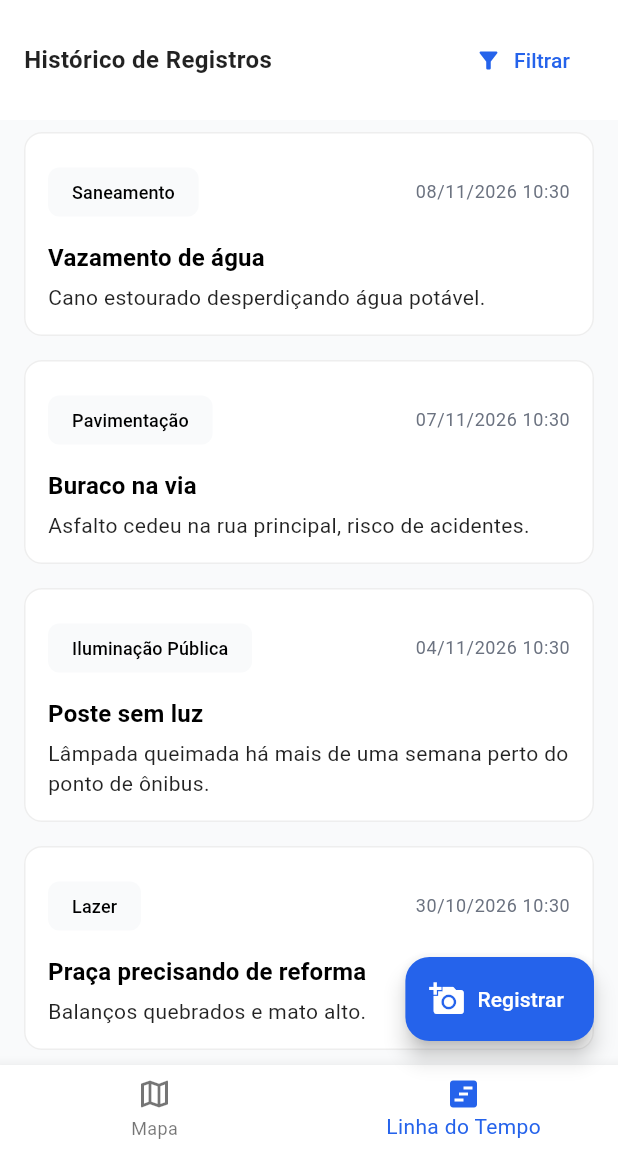
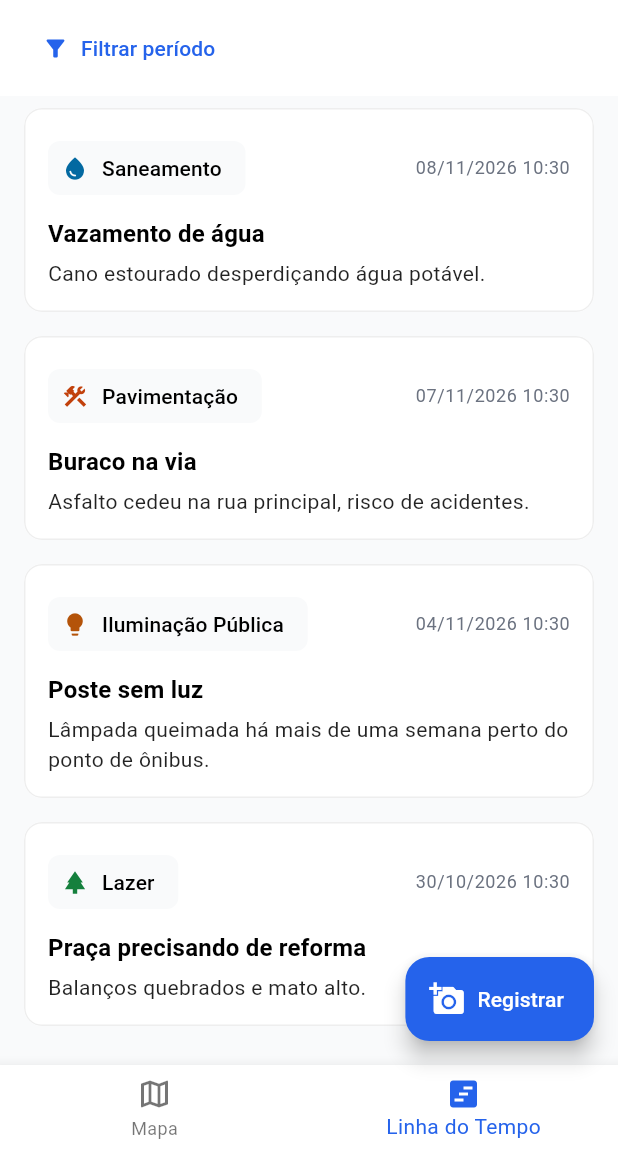
Before and after one commit to kauaamado/voz_urbana, a Flutter app: the screen it shows after launch, item 2 of the bottom bar chosen, on a phone screen of 412 x 824 dp, the part 84-1236 px from its top. Run offline on Flutter 3.47's test engine with Material 3 defaults, Android fonts, the phone set to English and light mode, and no system bars; our stand-ins replace flutter_map, geolocator, image_picker, latlong2.

Commit message:
feat(linha-do-tempo): miniaturas, detalhe ao tocar e filtro compartilhado

```diff
--- a/lib/screens/timeline_screen.dart
+++ b/lib/screens/timeline_screen.dart
@@ -1,8 +1,13 @@
 import 'package:flutter/material.dart';
+import 'package:intl/intl.dart';
 import 'package:provider/provider.dart';
+import '../models/occurrence.dart';
 import '../providers/occurrence_provider.dart';
 import '../theme/design_system.dart';
-import 'package:intl/intl.dart';
+import '../widgets/empty_occurrences.dart';
+import '../widgets/filter_bar.dart';
+import '../widgets/occurrence_detail_sheet.dart';
+import '../widgets/occurrence_image.dart';
 
 class TimelineScreen extends StatelessWidget {
   const TimelineScreen({super.key});
@@ -11,47 +16,73 @@ class TimelineScreen extends StatelessWidget {
   Widget build(BuildContext context) {
     return Column(
       children: [
-        _buildFilterHeader(context),
+        const FilterBar(),
         Expanded(
           child: Consumer<OccurrenceProvider>(
             builder: (context, provider, child) {
               final occurrences = provider.occurrences;
 
               if (occurrences.isEmpty) {
-                return const Center(
-                  child: Text('Nenhuma ocorrência registrada.'),
-                );
+                return EmptyOccurrences(filtered: provider.hasActiveFilter);
               }
 
               return ListView.builder(
                 padding: const EdgeInsets.only(bottom: 80), // Espaço pro FAB
                 itemCount: occurrences.length,
-                itemBuilder: (context, index) {
-                  final occurrence = occurrences[index];
+                itemBuilder: (context, index) =>
+                    _OccurrenceCard(occurrence: occurrences[index]),
+              );
+            },
+          ),
+        ),
+      ],
+    );
+  }
+}
+
+class _OccurrenceCard extends StatelessWidget {
+  const _OccurrenceCard({required this.occurrence});
+
+  final Occurrence occurrence;
+
+  @override
+  Widget build(BuildContext context) {
+    final path = occurrence.imagePath;
+    final hasPhoto = path != null && path.isNotEmpty;
+
     return Card(
-                    // Seguindo o Design System: sem sombras pesadas
       elevation: 0,
+      clipBehavior: Clip.antiAlias,
       shape: RoundedRectangleBorder(
         borderRadius: BorderRadius.circular(DesignSystem.cardRadius),
         side: BorderSide(color: Colors.grey.shade200),
       ),
       margin: const EdgeInsets.symmetric(horizontal: 16, vertical: 8),
+      child: InkWell(
+        onTap: () => showOccurrenceDetails(context, occurrence),
         child: Padding(
           padding: DesignSystem.cardPadding,
+          child: Row(
+            crossAxisAlignment: CrossAxisAlignment.start,
+            children: [
+              Expanded(
                 child: Column(
                   crossAxisAlignment: CrossAxisAlignment.start,
                   children: [
                     Row(
                       mainAxisAlignment: MainAxisAlignment.spaceBetween,
                       children: [
-                              Chip(
-                                label: Text(
-                                  occurrence.category.label,
-                                  style: const TextStyle(fontSize: 12),
-                                ),
+                        Flexible(
+                          child: Chip(
+                            avatar: Icon(occurrence.category.icon,
+                                size: 18, color: occurrence.category.color),
+                            label: Text(occurrence.category.label,
+                                style: const TextStyle(fontSize: 14)),
                             backgroundColor: DesignSystem.tertiary,
                             side: BorderSide.none,
                           ),
+                        ),
+                        const SizedBox(width: 8),
                         Text(
                           DateFormat('dd/MM/yyyy HH:mm').format(occurrence.dateTime),
                           style: Theme.of(context).textTheme.bodySmall,
@@ -61,79 +92,39 @@ class TimelineScreen extends StatelessWidget {
                     const SizedBox(height: 8),
                     Text(
                       occurrence.title,
-                            style: Theme.of(context).textTheme.titleMedium?.copyWith(
-                                  fontWeight: FontWeight.bold,
+                      style: Theme.of(context)
+                          .textTheme
+                          .titleMedium
+                          ?.copyWith(fontWeight: FontWeight.bold),
                     ),
-                          ),
+                    if (occurrence.description.isNotEmpty) ...[
                       const SizedBox(height: 4),
                       Text(
                         occurrence.description,
-                            style: Theme.of(context).textTheme.bodyMedium,
+                        style: const TextStyle(fontSize: 14),
                       ),
+                    ],
+                    if (occurrence.address != null) ...[
+                      const SizedBox(height: 4),
+                      Text(
+                        occurrence.address!,
+                        style: const TextStyle(
+                            color: DesignSystem.secondary, fontSize: 12),
+                      ),
+                    ],
                   ],
                 ),
               ),
-                  );
-                },
-              );
-            },
+              if (hasPhoto) ...[
+                const SizedBox(width: 12),
+                ClipRRect(
+                  borderRadius: BorderRadius.circular(8),
+                  child: OccurrenceImage(path: path, width: 72, height: 72),
+                ),
+              ],
+            ],
           ),
         ),
-      ],
-    );
-  }
-
-  Widget _buildFilterHeader(BuildContext context) {
-    return Container(
-      color: DesignSystem.surface,
-      padding: const EdgeInsets.all(16),
-      child: Row(
-        mainAxisAlignment: MainAxisAlignment.spaceBetween,
-        children: [
-          const Text(
-            'Histórico de Registros',
-            style: TextStyle(fontWeight: FontWeight.bold, fontSize: 16),
-          ),
-          Consumer<OccurrenceProvider>(
-            builder: (context, provider, child) {
-              final hasFilter = provider.filterStartDate != null;
-              return TextButton.icon(
-                onPressed: () async {
-                  if (hasFilter) {
-                    provider.clearFilter();
-                  } else {
-                    final DateTimeRange? picked = await showDateRangePicker(
-                      context: context,
-                      firstDate: DateTime(2020),
-                      lastDate: DateTime.now(),
-                      builder: (context, child) {
-                        return Theme(
-                          data: Theme.of(context).copyWith(
-                            colorScheme: const ColorScheme.light(
-                              primary: DesignSystem.primary,
-                            ),
-                          ),
-                          child: child!,
-                        );
-                      },
-                    );
-                    if (picked != null) {
-                      provider.setFilterDateRange(picked.start, picked.end);
-                    }
-                  }
-                },
-                icon: Icon(
-                  hasFilter ? Icons.filter_alt_off : Icons.filter_alt,
-                  color: DesignSystem.primary,
-                ),
-                label: Text(
-                  hasFilter ? 'Limpar' : 'Filtrar',
-                  style: const TextStyle(color: DesignSystem.primary),
-                ),
-              );
-            },
-          )
-        ],
       ),
     );
   }
```
Also changed, not shown: 1 other file. Lines whose indentation alone changed are shown as unchanged.
